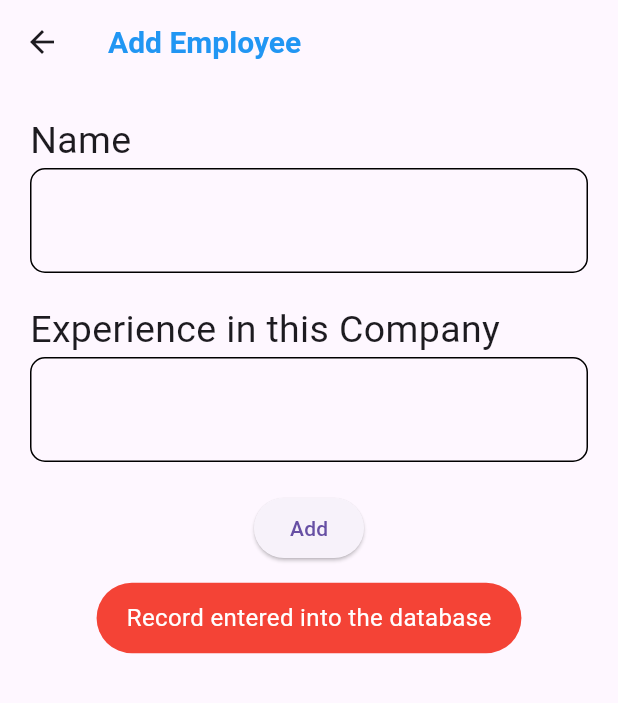
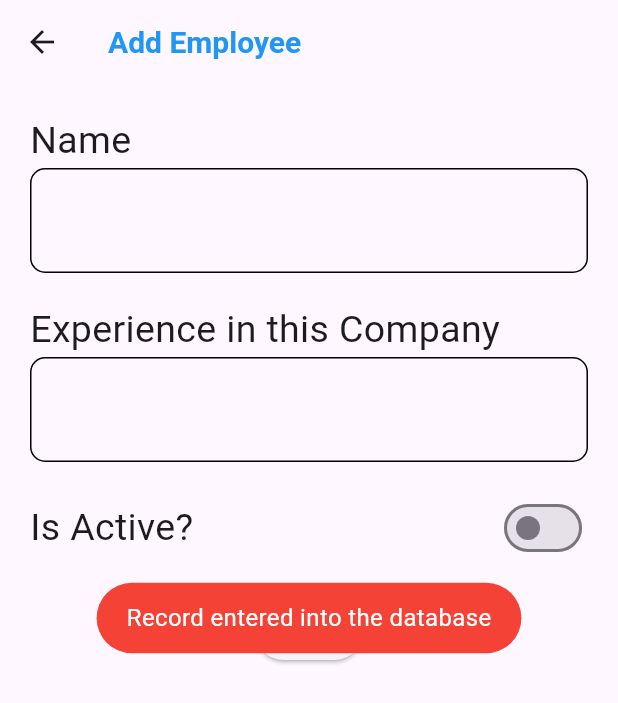
Before and after one commit to Revanthk08/Myntra_product_rec, a Flutter app: the Employee screen opened directly, after a tap on "Add", on a phone screen of 412 x 824 dp. Shown: the top 703 px of the screen. Run offline on Flutter 3.47's test engine with Material 3 defaults, Android fonts, the phone set to English and light mode, and no system bars; our stand-ins replace cloud_firestore, firebase_core, fluttertoast, random_string; accounts and stored records are empty.

Commit message:
isactive status update

```diff
--- a/lib/pages/employee.dart
+++ b/lib/pages/employee.dart
@@ -13,7 +13,7 @@ class Employee extends StatefulWidget {
 class _EmployeeState extends State<Employee> {
   TextEditingController name = new TextEditingController();
   TextEditingController experience = new TextEditingController();
-
+  bool isActive = false;
   @override
   Widget build(BuildContext context) {
     return Scaffold(
@@ -59,11 +59,27 @@ class _EmployeeState extends State<Employee> {
               ),
             ),
             const SizedBox(height: 20,),
+            Row(
+              mainAxisAlignment: MainAxisAlignment.spaceBetween,
+              children: [
+                const Text("Is Active?", style: TextStyle(fontSize: 25)),
+                Switch(
+                  value: isActive,
+                  onChanged: (value) {
+                    setState(() {
+                      isActive = value;
+                    });
+                  },
+                ),
+              ],
+            ),
+            SizedBox(height: 20,),
             Center(child: ElevatedButton(onPressed: () async {
               String id = randomAlphaNumeric(10);
               Map<String, dynamic> employeeInfoMap = {
                 "Name": name.text,
-                "Experience": experience.text
+                "Experience": experience.text,
+                "IsActive" : isActive
               };
               await DatabaseMethods().addEmployee(employeeInfoMap, id).then((
                   value) => {
--- a/lib/pages/homepage.dart
+++ b/lib/pages/homepage.dart
@@ -11,14 +11,11 @@ class Homepage extends StatefulWidget {
 }
 
 class _State extends State<Homepage> {
-
   Stream? EmployeeStream;
 
   getontheload() async {
     EmployeeStream = await DatabaseMethods().getEmployeeDetails();
-    setState(() {
-
-    });
+    setState(() {});
   }
 
   @override
@@ -29,8 +26,10 @@ class _State extends State<Homepage> {
 
   Widget allEmployeeDetails() {
     return StreamBuilder(
-        stream: EmployeeStream, builder: (context, AsyncSnapshot snapshot) {
-      return snapshot.hasData ? ListView.builder(
+        stream: EmployeeStream,
+        builder: (context, AsyncSnapshot snapshot) {
+          return snapshot.hasData
+              ? ListView.builder(
                   itemCount: snapshot.data.docs.length,
                   itemBuilder: (context, index) {
                     DocumentSnapshot ds = snapshot.data.docs[index];
@@ -38,56 +37,61 @@ class _State extends State<Homepage> {
                         margin: EdgeInsets.symmetric(vertical: 10),
                         child: Material(
                           elevation: 5.0,
-
                           borderRadius: BorderRadius.circular(10),
                           child: Container(
                             padding: EdgeInsets.all(10),
-                  width: MediaQuery
-                      .of(context)
-                      .size
-                      .width,
+                            width: MediaQuery.of(context).size.width,
                             decoration: BoxDecoration(
-                      color: int.parse(ds["Experience"]) > 5
-                          ? Colors.green
-                          : Colors.white,  borderRadius: BorderRadius.circular(
-                      10),),
+                              color: (int.parse(ds["Experience"]) > 5 &&
+                                      ds["IsActive"] == true)
+                                  ? Colors.green.withOpacity(0.8)
+                                  : Colors.white,
+                              borderRadius: BorderRadius.circular(10),
+                            ),
                             child: Row(
                               mainAxisAlignment: MainAxisAlignment.spaceEvenly,
                               children: [
                                 Text("Name : " + ds["Name"]),
-                    Text("Experience : " + ds["Experience"])
+                                Text("Experience : " + ds["Experience"]),
+                                Text("Is Active : " + (ds["IsActive"] == true ? "Yes" : "No"))
                               ],
                             ),
                           ),
                         ));
-
-          }) : Container();
+                  })
+              : Container();
         });
   }
 
   @override
   Widget build(BuildContext context) {
     return Scaffold(
-      floatingActionButton: FloatingActionButton(onPressed: () {
+      floatingActionButton: FloatingActionButton(
+        onPressed: () {
           Navigator.push(
               context, MaterialPageRoute(builder: (context) => Employee()));
-      }, child: Icon(Icons.add),
-        backgroundColor: Colors.blue,),
+        },
+        child: Icon(Icons.add),
+        backgroundColor: Colors.blue,
+      ),
       appBar: AppBar(
-        title: Row(mainAxisAlignment: MainAxisAlignment.center,
+        title: Row(
+          mainAxisAlignment: MainAxisAlignment.center,
           children: [
-            Text('Employee Application', style: TextStyle(
-                color: Colors.blue, fontSize: 20, fontWeight: FontWeight.bold),)
+            Text(
+              'Employee Application',
+              style: TextStyle(
+                  color: Colors.blue,
+                  fontSize: 20,
+                  fontWeight: FontWeight.bold),
+            )
           ],
         ),
       ),
       body: Container(
         margin: EdgeInsets.all(10),
         child: Column(
-          children: [
-            Expanded(child: allEmployeeDetails())
-
-          ],
+          children: [Expanded(child: allEmployeeDetails())],
         ),
       ),
     );
```
Lines whose indentation alone changed are shown as unchanged.
